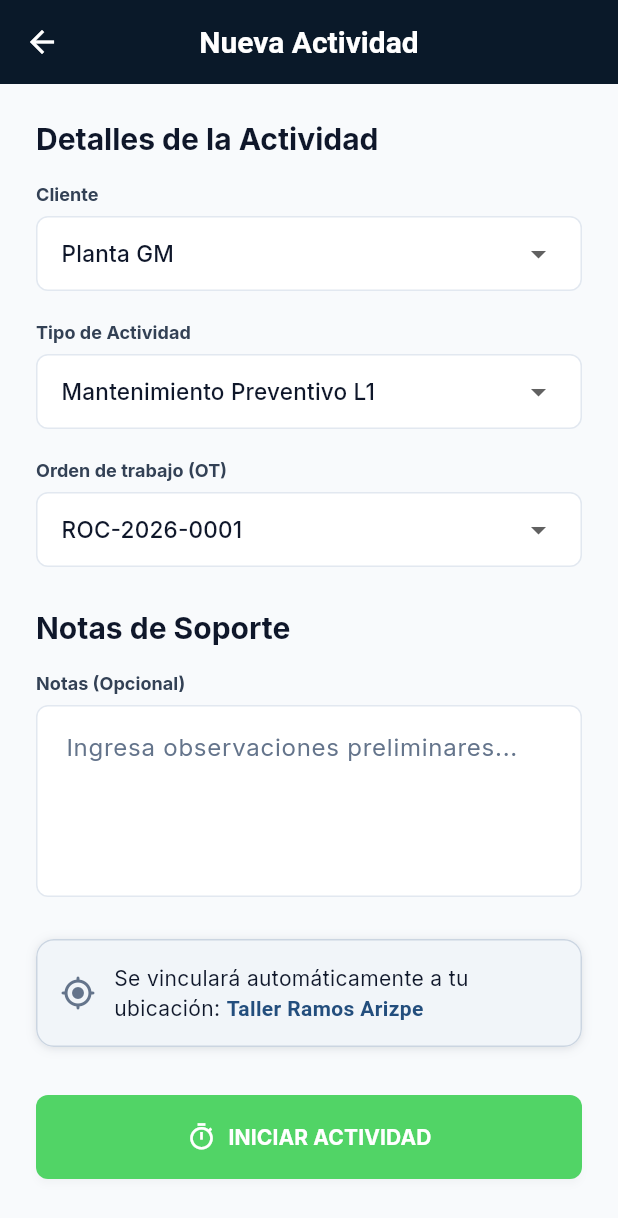
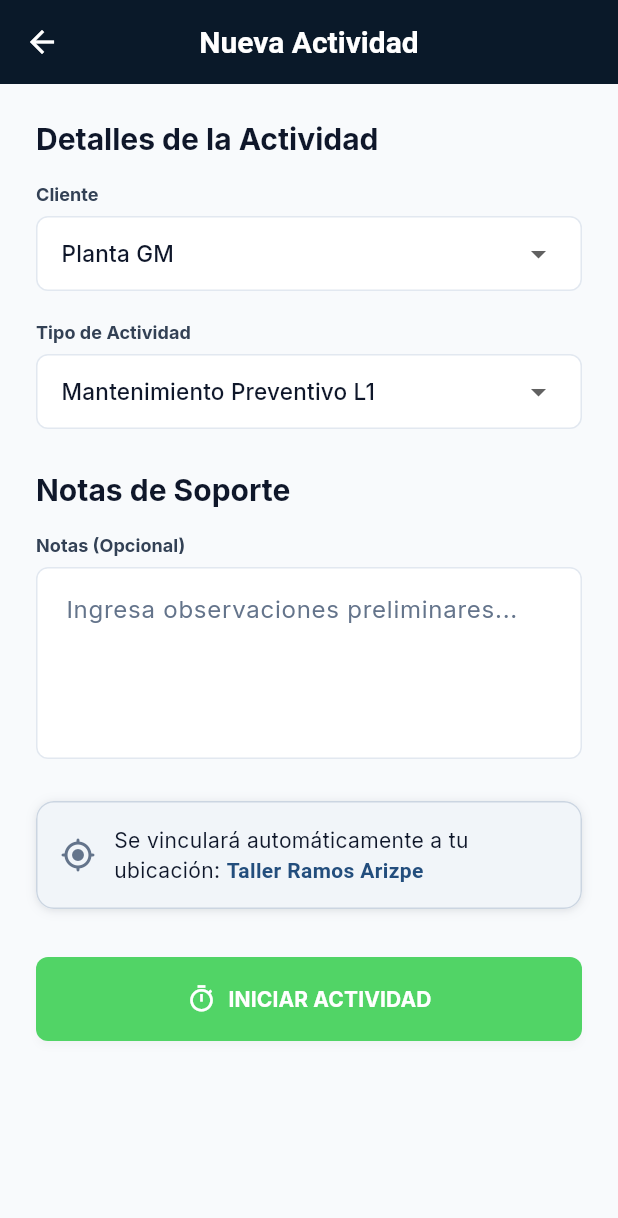
Before and after one commit to StringBuilder777/app_movil_hackatec, a Flutter app: the NewActivityScreen screen opened directly, on a phone screen of 412 x 824 dp. Shown: the top 1218 px of the screen. Run offline on Flutter 3.47's test engine with Material 3 defaults, Android fonts, the phone set to English and light mode, and no system bars; our stand-ins replace flutter_dotenv, flutter_map, geolocator, google_fonts, latlong2; network calls fail.

Commit message:
fix: tareas

```diff
--- a/lib/features/activity/new_activity_screen.dart
+++ b/lib/features/activity/new_activity_screen.dart
@@ -27,13 +27,11 @@ class _NewActivityScreenState extends State<NewActivityScreen> {
 
   String? _selectedClient;
   String? _selectedActivity;
-  String? _selectedOrder;
   final _notesController = TextEditingController();
 
   @override
   void initState() {
     super.initState();
-    _selectedOrder = _orders[0];
 
     // Fetch catalogs from backend API
     WidgetsBinding.instance.addPostFrameCallback((_) {
@@ -50,11 +48,11 @@ class _NewActivityScreenState extends State<NewActivityScreen> {
   }
 
   void _handleStartActivity(AppState state) {
-    if (_selectedClient != null && _selectedActivity != null && _selectedOrder != null) {
+    if (_selectedClient != null && _selectedActivity != null) {
       state.startNewActivity(
         _selectedClient!,
         _selectedActivity!,
-        _selectedOrder!,
+        'Sin OT',
         _notesController.text,
       );
 
@@ -111,15 +109,6 @@ class _NewActivityScreenState extends State<NewActivityScreen> {
                 value: _selectedActivity,
                 items: activities,
                 onChanged: (val) => setState(() => _selectedActivity = val),
-              ),
-              const SizedBox(height: 20),
-
-              // Dropdown: OT
-              _buildDropdownField(
-                label: 'Orden de trabajo (OT)',
-                value: _selectedOrder,
-                items: _orders,
-                onChanged: (val) => setState(() => _selectedOrder = val),
               ),
               const SizedBox(height: 28),
 
```
